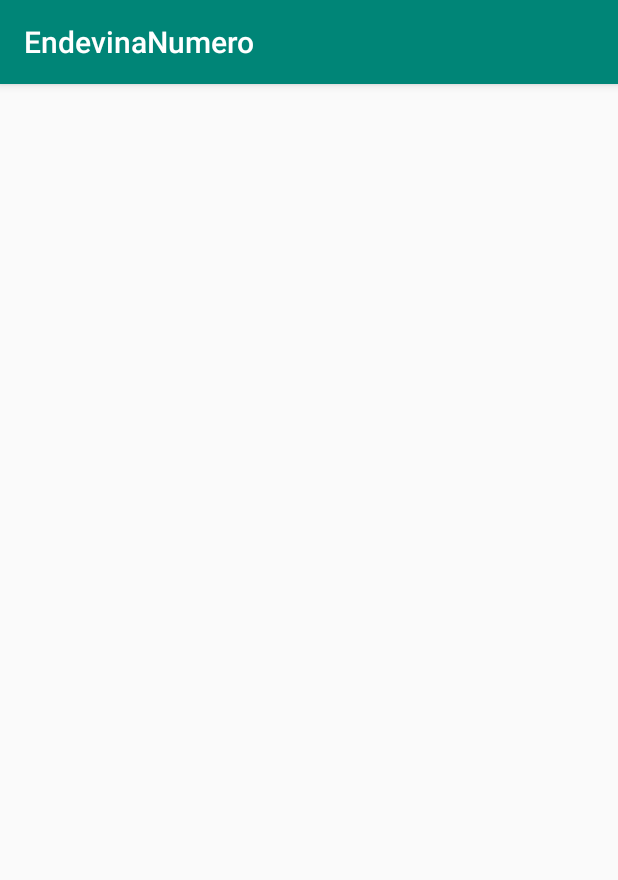
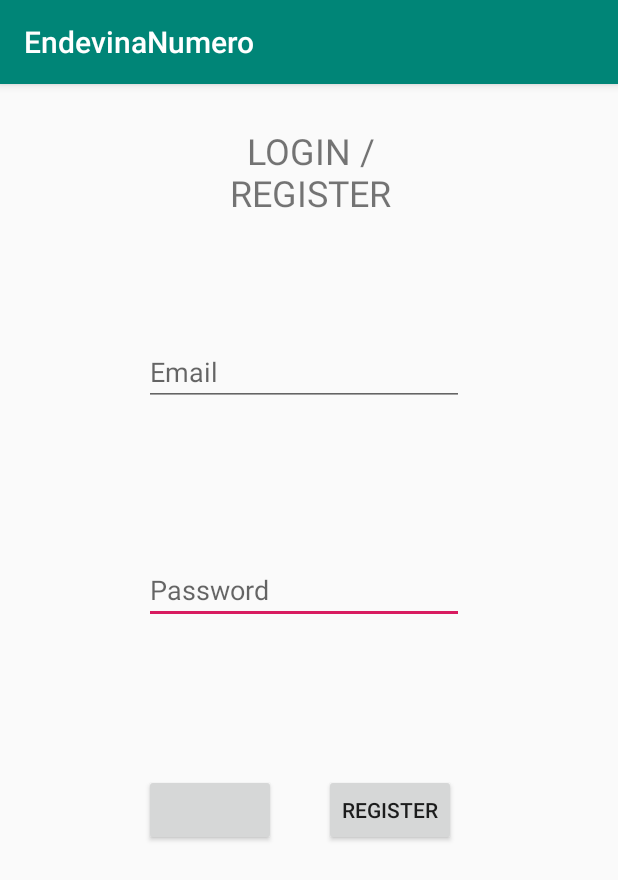
Before and after one commit to adriangc24/EndevinaNumero, an Android app: the screen it shows after launch (LoginActivity), on a phone screen of 412 x 824 dp. Shown: the top 880 px of the screen. Run offline under Robolectric (Android 15) with nearby library versions, the phone set to English and light mode, and no system bars.

Commit message:
more activities :)

```diff
--- a/app/src/main/java/com/example/endevinanumero/MainActivity.java
+++ b/app/src/main/java/com/example/endevinanumero/MainActivity.java
@@ -18,6 +18,8 @@ public class MainActivity extends AppCompatActivity {
     EditText et1;
     TextView tv1;
     Button b1;
+    Button bRegist, bLogin;
+
     public int numRandomMethod(int numRandom){
          numRandom=(int)(Math.random()*100);
         return numRandom;
--- a/app/src/main/res/layout/activity_login.xml
+++ b/app/src/main/res/layout/activity_login.xml
@@ -6,4 +6,61 @@
     android:layout_height="match_parent"
     tools:context=".LoginActivity">
 
+    <EditText
+        android:id="@+id/editText2"
+        android:layout_width="wrap_content"
+        android:layout_height="wrap_content"
+        android:layout_marginStart="96dp"
+        android:layout_marginTop="100dp"
+        android:ems="10"
+        android:hint="@string/editText3"
+        android:inputType="textPassword"
+        app:layout_constraintStart_toStartOf="parent"
+        app:layout_constraintTop_toBottomOf="@+id/editText3" />
+
+    <EditText
+        android:id="@+id/editText3"
+        android:layout_width="wrap_content"
+        android:layout_height="wrap_content"
+        android:layout_marginStart="96dp"
+        android:layout_marginTop="76dp"
+        android:ems="10"
+        android:hint="@string/editText2"
+        android:inputType="textEmailAddress"
+        app:layout_constraintStart_toStartOf="parent"
+        app:layout_constraintTop_toBottomOf="@+id/textView2" />
+
+    <Button
+        android:id="@+id/button2"
+        android:layout_width="wrap_content"
+        android:layout_height="wrap_content"
+        android:layout_marginStart="96dp"
+        android:layout_marginTop="100dp"
+        app:layout_constraintStart_toStartOf="parent"
+        app:layout_constraintTop_toBottomOf="@+id/editText2"
+        tools:text="@string/buttonLogin" />
+
+    <Button
+        android:id="@+id/button3"
+        android:layout_width="wrap_content"
+        android:layout_height="wrap_content"
+        android:layout_marginTop="100dp"
+        android:layout_marginEnd="108dp"
+        android:text="@string/buttonRegister"
+        app:layout_constraintEnd_toEndOf="parent"
+        app:layout_constraintTop_toBottomOf="@+id/editText2" />
+
+    <TextView
+        android:id="@+id/textView2"
+        android:layout_width="157dp"
+        android:layout_height="65dp"
+        android:layout_marginStart="128dp"
+        android:layout_marginTop="28dp"
+        android:text="@string/textView2"
+        android:textAlignment="center"
+        android:textSize="24sp"
+        app:layout_constraintEnd_toEndOf="parent"
+        app:layout_constraintHorizontal_bias="0.0"
+        app:layout_constraintStart_toStartOf="parent"
+        app:layout_constraintTop_toTopOf="parent" />
 </androidx.constraintlayout.widget.ConstraintLayout>
--- a/app/src/main/res/values/strings.xml
+++ b/app/src/main/res/values/strings.xml
@@ -3,5 +3,12 @@
     <string name="button">Guardar</string>
     <string name="textView">Intentos: </string>
     <string name="editText">Inserta un valor </string>
+    <string name="textView2">LOGIN / REGISTER</string>
+    <string name="editText2">Email </string>
+    <string name="editText3">Password</string>
+    <string name="buttonLogin">Login </string>
+    <string name="buttonRegister">Register </string>
+
+
 
 </resources>
```
